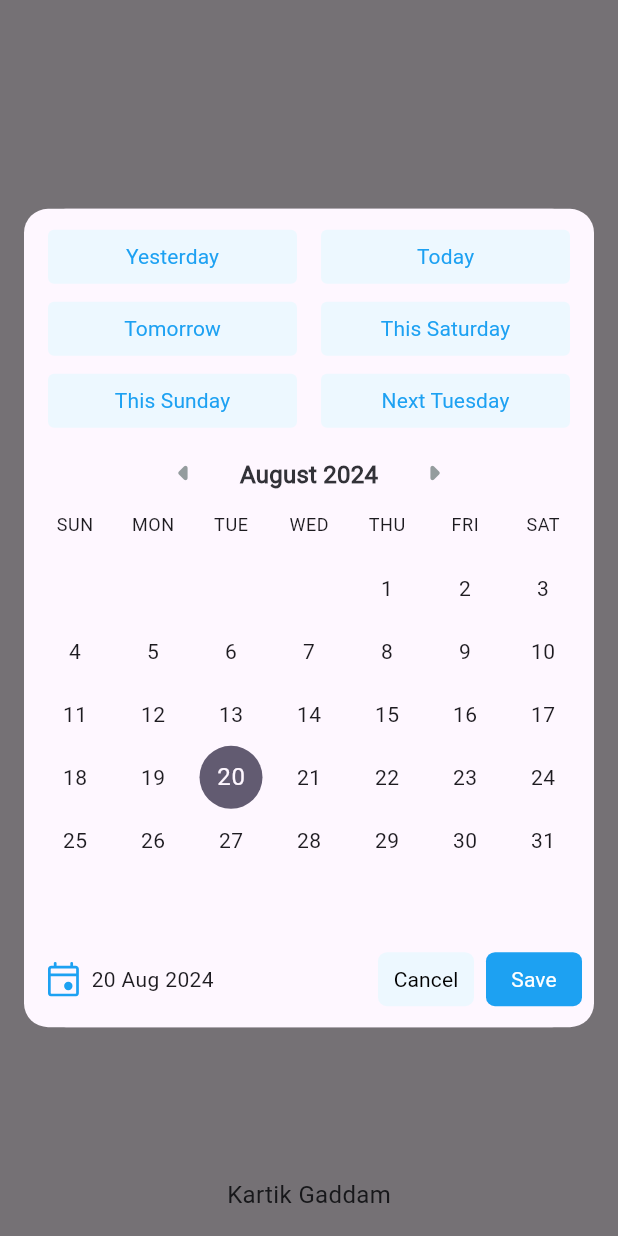
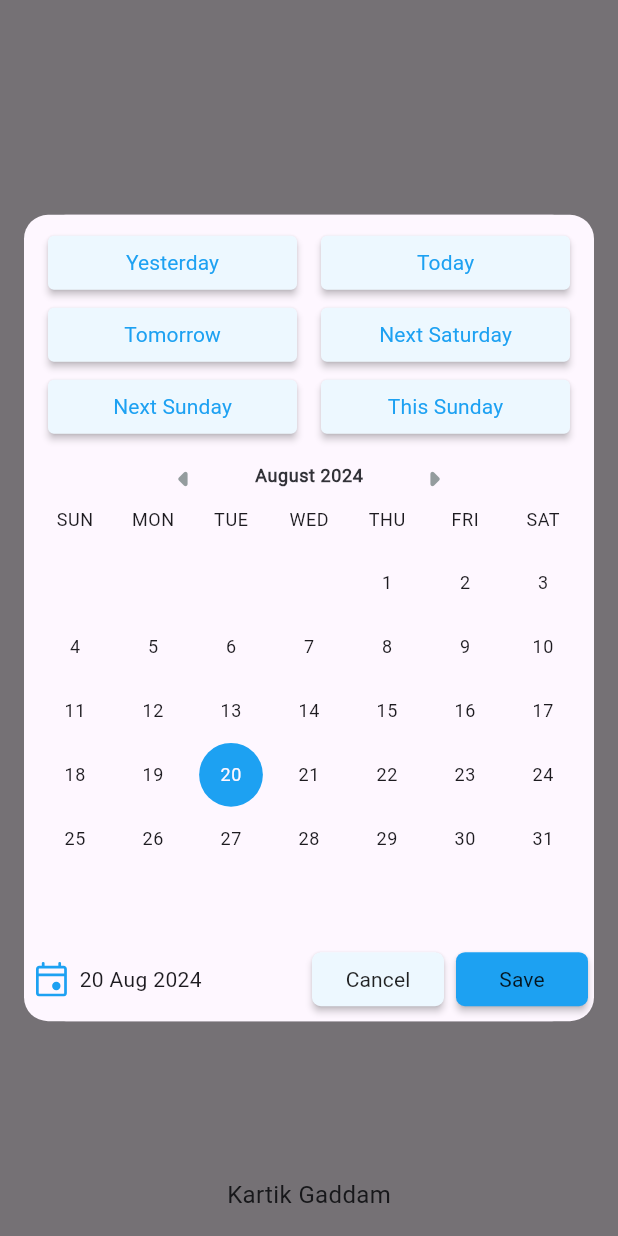
Before and after one commit to Karthick986/Date-Picker, a Flutter app: the screen it shows after launch, after a tap on "With 6 preset", on a phone screen of 412 x 824 dp. Run offline on Flutter 3.47's test engine with Material 3 defaults, Android fonts, the phone set to English and light mode, and no system bars; our stand-ins replace flutter_svg.

Commit message:
run latest

```diff
--- a/lib/strings/value_strings.dart
+++ b/lib/strings/value_strings.dart
@@ -17,7 +17,7 @@ class ValueStrings {
   static const String yesterday = "Yesterday";
   static const String tomorrow = "Tomorrow";
   static const String today = "Today";
-  static const String thisSaturday = "This Saturday";
+  static const String nextSaturday = "Next Saturday";
+  static const String nextSunday = "Next Sunday";
   static const String thisSunday = "This Sunday";
-  static const String nextTuesday = "Next Tuesday";
 }
--- a/lib/widgets/date_button_action.dart
+++ b/lib/widgets/date_button_action.dart
@@ -2,7 +2,6 @@ import 'package:date_picker_test/utilities/colors_utility.dart';
 import 'package:flutter/material.dart';
 import 'package:flutter_svg/flutter_svg.dart';
 import 'package:intl/intl.dart';
-
 import '../strings/assets_constant.dart';
 
 class FlutterRoundedButtonAction extends StatelessWidget {
@@ -40,7 +39,7 @@ class FlutterRoundedButtonAction extends StatelessWidget {
       : super(key: key);
 
   List<Widget> _buildActionsButton() {
-    final Widget negativeButton = FlatButton(
+    final Widget negativeButton = MaterialButton(
       child: Text(
         textButtonNegative ?? localizations.cancelButtonLabel,
         style: textStyleButtonNegative,
@@ -50,7 +49,7 @@ class FlutterRoundedButtonAction extends StatelessWidget {
       shape: RoundedRectangleBorder(borderRadius: BorderRadius.circular(6)),
     );
 
-    final Widget positiveButton = FlatButton(
+    final Widget positiveButton = MaterialButton(
       child: Text(
         textButtonPositive ?? localizations.okButtonLabel,
         style: textStyleButtonPositive,
@@ -61,24 +60,25 @@ class FlutterRoundedButtonAction extends StatelessWidget {
     );
 
     if (textActionButton != null) {
-      final Widget leftButton = FlatButton(
+      final Widget leftButton = MaterialButton(
         child: Text(textActionButton!, style: textStyleButtonAction),
         onPressed: onTapButtonAction,
       );
       return [
         leftButton,
-        Row(children: <Widget>[negativeButton, positiveButton])
+        Row(children: <Widget>[negativeButton,positiveButton])
       ];
     }
 
-    return [negativeButton, positiveButton];
+    return [Container(child: negativeButton,margin: EdgeInsets.all(4),), Container(child: positiveButton,
+      margin: EdgeInsets.all(4),)];
   }
 
   List<Widget> _calenderWidget() {
     return [Padding(
       padding: const EdgeInsets.only(left: 8.0),
       child: SvgPicture.asset(AssetsConstant.calendarPick),
-    ), Text(DateFormat("dd MMM yyyy").format(currentDate))];
+    ), SizedBox(width: 8,),Text(DateFormat("dd MMM yyyy").format(currentDate))];
   }
 
   @override
@@ -93,11 +93,12 @@ class FlutterRoundedButtonAction extends StatelessWidget {
       child: Row(
         mainAxisAlignment: MainAxisAlignment.spaceBetween,
         children: [
-          ButtonBar(
+          Row(
             children: _calenderWidget(),
           ),
-          ButtonBar(
-            alignment: textActionButton != null ? MainAxisAlignment.spaceBetween : MainAxisAlignment.end,
+          SizedBox(width: 8,),
+          Row(
+            mainAxisAlignment: textActionButton != null ? MainAxisAlignment.spaceBetween : MainAxisAlignment.end,
             children: _buildActionsButton(),
           ),
         ],
--- a/lib/widgets/date_picker_header.dart
+++ b/lib/widgets/date_picker_header.dart
@@ -67,7 +67,7 @@ class _FlutterRoundedDatePickerHeaderState
     final TextTheme headerTextTheme = themeData.primaryTextTheme;
     Color? dayColor;
     Color? yearColor;
-    switch (themeData.primaryColorBrightness) {
+    switch (themeData.brightness) {
       case Brightness.light:
         dayColor =
             widget.mode == DatePickerMode.day ? Colors.black87 : Colors.black54;
@@ -94,10 +94,10 @@ class _FlutterRoundedDatePickerHeaderState
     }
 
     final TextStyle dayStyle = widget.style?.textStyleDayButton ??
-        headerTextTheme.headline4!
+        headerTextTheme.bodySmall!
             .copyWith(color: dayColor, fontFamily: widget.fontFamily);
     final TextStyle yearStyle = widget.style?.textStyleYearButton ??
-        headerTextTheme.subtitle1!
+        headerTextTheme.bodySmall!
             .copyWith(color: yearColor, fontFamily: widget.fontFamily);
 
     Color? backgroundColor;
@@ -106,7 +106,7 @@ class _FlutterRoundedDatePickerHeaderState
     } else {
       switch (themeData.brightness) {
         case Brightness.dark:
-          backgroundColor = themeData.backgroundColor;
+          backgroundColor = themeData.scaffoldBackgroundColor;
           break;
         case Brightness.light:
           backgroundColor = themeData.primaryColor;
@@ -195,7 +195,7 @@ class _FlutterRoundedDatePickerHeaderState
                         mainAxisAlignment: MainAxisAlignment.spaceEvenly,
                         children: [
                           Expanded(
-                              child: FlatButton(
+                              child: MaterialButton(
                             child: const  Text(
                               ValueStrings.neverEnds,
                               style: TextStyle(color: ColorsUtility.blueColor),
@@ -209,7 +209,7 @@ class _FlutterRoundedDatePickerHeaderState
                             width: 16,
                           ),
                           Expanded(
-                            child: FlatButton(
+                            child: MaterialButton(
                               child: const Text(
                                 ValueStrings.days15Later,
                                 style: TextStyle(color: ColorsUtility.blueColor),
@@ -230,7 +230,7 @@ class _FlutterRoundedDatePickerHeaderState
                         mainAxisAlignment: MainAxisAlignment.spaceEvenly,
                         children: [
                           Expanded(
-                            child: FlatButton(
+                            child: MaterialButton(
                               child: const Text(
                                 ValueStrings.days30Later,
                                 style: TextStyle(color: ColorsUtility.blueColor),
@@ -244,7 +244,7 @@ class _FlutterRoundedDatePickerHeaderState
                           ),
                           const SizedBox(width: 16),
                           Expanded(
-                            child: FlatButton(
+                            child: MaterialButton(
                               child: const Text(
                                 ValueStrings.days60Later,
                                 style: TextStyle(color: ColorsUtility.blueColor),
@@ -269,7 +269,7 @@ class _FlutterRoundedDatePickerHeaderState
                         mainAxisAlignment: MainAxisAlignment.spaceEvenly,
                         children: [
                           Expanded(
-                              child: FlatButton(
+                              child: MaterialButton(
                             child: const Text(
                               ValueStrings.yesterday,
                               style: TextStyle(color: ColorsUtility.blueColor),
@@ -284,7 +284,7 @@ class _FlutterRoundedDatePickerHeaderState
                             width: 16,
                           ),
                           Expanded(
-                            child: FlatButton(
+                            child: MaterialButton(
                               child: const Text(
                                 ValueStrings.today,
                                 style: TextStyle(color: ColorsUtility.blueColor),
@@ -305,7 +305,7 @@ class _FlutterRoundedDatePickerHeaderState
                         mainAxisAlignment: MainAxisAlignment.spaceEvenly,
                         children: [
                           Expanded(
-                            child: FlatButton(
+                            child: MaterialButton(
                               child: const Text(
                                 ValueStrings.tomorrow,
                                 style: TextStyle(color: ColorsUtility.blueColor),
@@ -319,13 +319,13 @@ class _FlutterRoundedDatePickerHeaderState
                           ),
                           const SizedBox(width: 16),
                           Expanded(
-                            child: FlatButton(
+                            child: MaterialButton(
                               child: const Text(
-                                ValueStrings.thisSaturday,
+                                ValueStrings.nextSaturday,
                                 style: TextStyle(color: ColorsUtility.blueColor),
                               ),
                               onPressed: () {
-                                for (int i=0; i<5; i++) {
+                                for (int i=1; i<6; i++) {
                                   if (DateFormat.EEEE().format(DateTime.now().add(Duration(days: i))) == "Saturday") {
                                     widget.onDateChanged(DateTime.now().add(Duration(days: i)));
                                     break;
@@ -346,13 +346,13 @@ class _FlutterRoundedDatePickerHeaderState
                         mainAxisAlignment: MainAxisAlignment.spaceEvenly,
                         children: [
                           Expanded(
-                            child: FlatButton(
+                            child: MaterialButton(
                               child: const Text(
-                                ValueStrings.thisSunday,
+                                ValueStrings.nextSunday,
                                 style: TextStyle(color: ColorsUtility.blueColor),
                               ),
                               onPressed: () {
-                                for (int i=0; i<5; i++) {
+                                for (int i=1; i<7; i++) {
                                   if (DateFormat.EEEE().format(DateTime.now().add(Duration(days: i))) == "Sunday") {
                                     widget.onDateChanged(DateTime.now().add(Duration(days: i)));
                                     break;
@@ -366,15 +366,15 @@ class _FlutterRoundedDatePickerHeaderState
                           ),
                           const SizedBox(width: 16),
                           Expanded(
-                            child: FlatButton(
+                            child: MaterialButton(
                               child: const Text(
-                                ValueStrings.nextTuesday,
+                                ValueStrings.thisSunday,
                                 style: TextStyle(color: ColorsUtility.blueColor),
                               ),
                               onPressed: () {
-                                for (int i=1; i<6; i++) {
-                                  if (DateFormat.EEEE().format(DateTime.now().add(Duration(days: i))) == "Tuesday") {
-                                    widget.onDateChanged(DateTime.now().add(Duration(days: i)));
+                                for (int i=0; i<5; i++) {
+                                  if (DateFormat.EEEE().format(DateTime.now().subtract(Duration(days: i))) == "Sunday") {
+                                    widget.onDateChanged(DateTime.now().subtract(Duration(days: i)));
                                     break;
                                   }
                                 }
--- a/lib/widgets/day_picker.dart
+++ b/lib/widgets/day_picker.dart
@@ -272,7 +272,7 @@ class FlutterRoundedDayPicker extends StatelessWidget {
       localizations,
     );
 
-    final List<Widget> labels = _getDayHeaders(style?.textStyleDayHeader ?? themeData.textTheme.caption, localizations);
+    final List<Widget> labels = _getDayHeaders(style?.textStyleDayHeader ?? themeData.textTheme.bodySmall, localizations);
     for (int i = 0; true; i += 1) {
       // 1-based day of month, e.g. 1-31 for January, and 1-29 for February on
       // a leap year.
@@ -295,7 +295,7 @@ class FlutterRoundedDayPicker extends StatelessWidget {
 
         BoxDecoration? decoration;
         TextStyle itemStyle = style?.textStyleDayOnCalendar ??
-            themeData.textTheme.bodyText2!.copyWith(
+            themeData.textTheme.bodySmall!.copyWith(
               fontFamily: fontFamily,
             );
 
@@ -304,25 +304,25 @@ class FlutterRoundedDayPicker extends StatelessWidget {
         if (isSelectedDay) {
           // The selected day gets a circle background highlight, and a contrasting text color.
           itemStyle = style?.textStyleDayOnCalendarSelected ??
-              themeData.accentTextTheme.bodyText1!.copyWith(
+              themeData.primaryTextTheme.bodySmall!.copyWith(
                 fontFamily: fontFamily,
               );
           decoration = style?.decorationDateSelected ??
               BoxDecoration(
-                color: themeData.accentColor,
+                color: ColorsUtility.blueColor,
                 shape: BoxShape.circle,
               );
         } else if (disabled) {
           itemStyle = style?.textStyleDayOnCalendarDisabled ??
-              themeData.textTheme.bodyText2!.copyWith(
+              themeData.textTheme.bodySmall!.copyWith(
                 color: themeData.disabledColor,
                 fontFamily: fontFamily,
               );
         } else if (isCurrentDay) {
           // The current day gets a different text color.
           itemStyle = style?.textStyleCurrentDayOnCalendar ??
-              themeData.textTheme.bodyText1!.copyWith(
-                color: themeData.accentColor,
+              themeData.textTheme.bodySmall!.copyWith(
+                color: themeData.primaryColor,
                 fontFamily: fontFamily,
               );
         }
@@ -409,7 +409,7 @@ class FlutterRoundedDayPicker extends StatelessWidget {
                 child: Text(
                   monthYearHeader,
                   style: style?.textStyleMonthYearHeader ??
-                      themeData.textTheme.subtitle1!.copyWith(
+                      themeData.textTheme.bodySmall!.copyWith(
                         fontFamily: fontFamily, fontWeight: FontWeight.w700,
                         color: ColorsUtility.textColor
                       ),
--- a/lib/widgets/year_picker.dart
+++ b/lib/widgets/year_picker.dart
@@ -85,7 +85,7 @@ class _FlutterRoundedYearPickerState extends State<FlutterRoundedYearPicker> {
   Widget build(BuildContext context) {
     assert(debugCheckHasMaterial(context));
     final ThemeData themeData = Theme.of(context);
-    final TextStyle style = themeData.textTheme.bodyText2!.copyWith(
+    final TextStyle style = themeData.textTheme.bodySmall!.copyWith(
       fontFamily: widget.fontFamily,
     );
     return ListView.builder(
@@ -98,8 +98,8 @@ class _FlutterRoundedYearPickerState extends State<FlutterRoundedYearPicker> {
         final bool isSelected = year == widget.selectedDate.year;
         final TextStyle itemStyle = isSelected
             ? (widget.style?.textStyleYearSelected ??
-            themeData.textTheme.headline5!.copyWith(
-              color: themeData.accentColor,
+            themeData.textTheme.bodySmall!.copyWith(
+              color: themeData.primaryColor,
               fontFamily: widget.fontFamily,
             ))
             : (widget.style?.textStyleYear ?? style);
--- a/pubspec.yaml
+++ b/pubspec.yaml
@@ -33,9 +33,9 @@ dependencies:
 
   # The following adds the Cupertino Icons font to your application.
   # Use with the CupertinoIcons class for iOS style icons.
-  cupertino_icons: ^1.0.2
-  intl: ^0.18.0
-  flutter_svg: ^1.0.0
+  cupertino_icons: ^1.0.8
+  intl: ^0.19.0
+  flutter_svg: ^2.0.10+1
 
 dev_dependencies:
   flutter_test:
```
Also changed, not shown: pubspec.lock, 4 other files.
